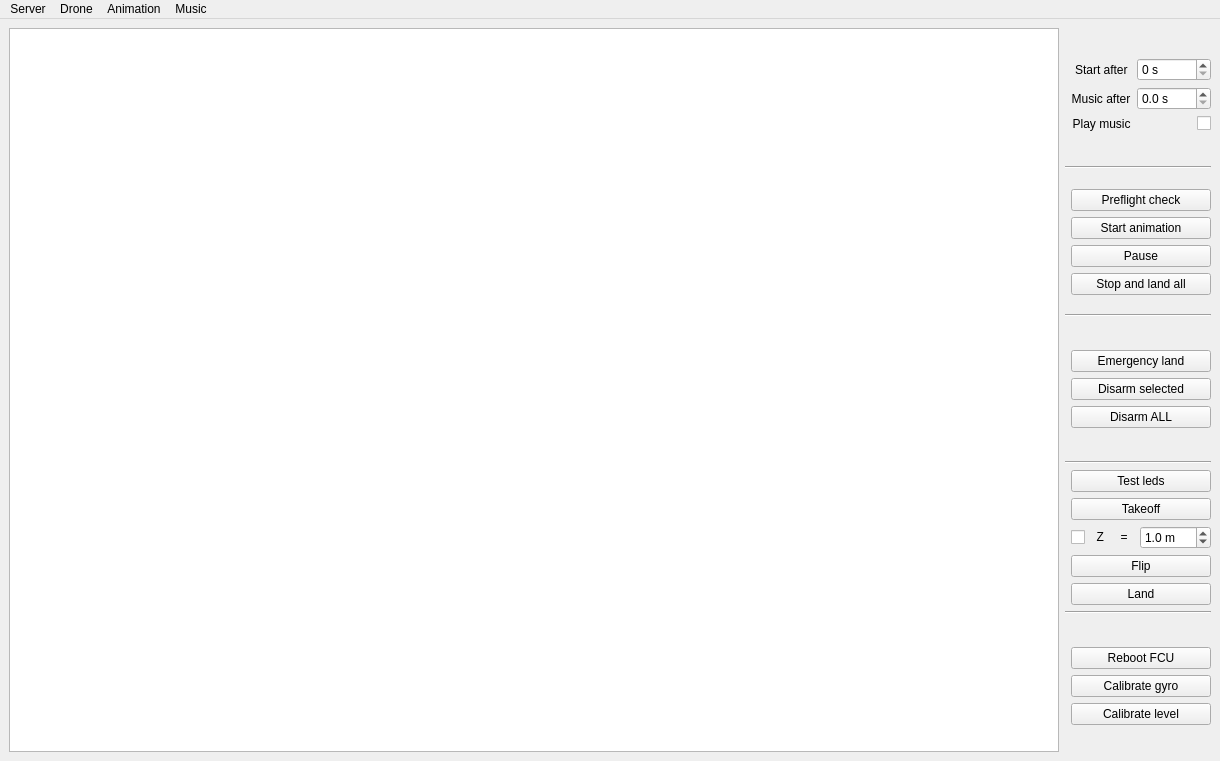
Above: Server/server_gui.ui from CopterExpress/clever-show before the change. Below: the same form after it.
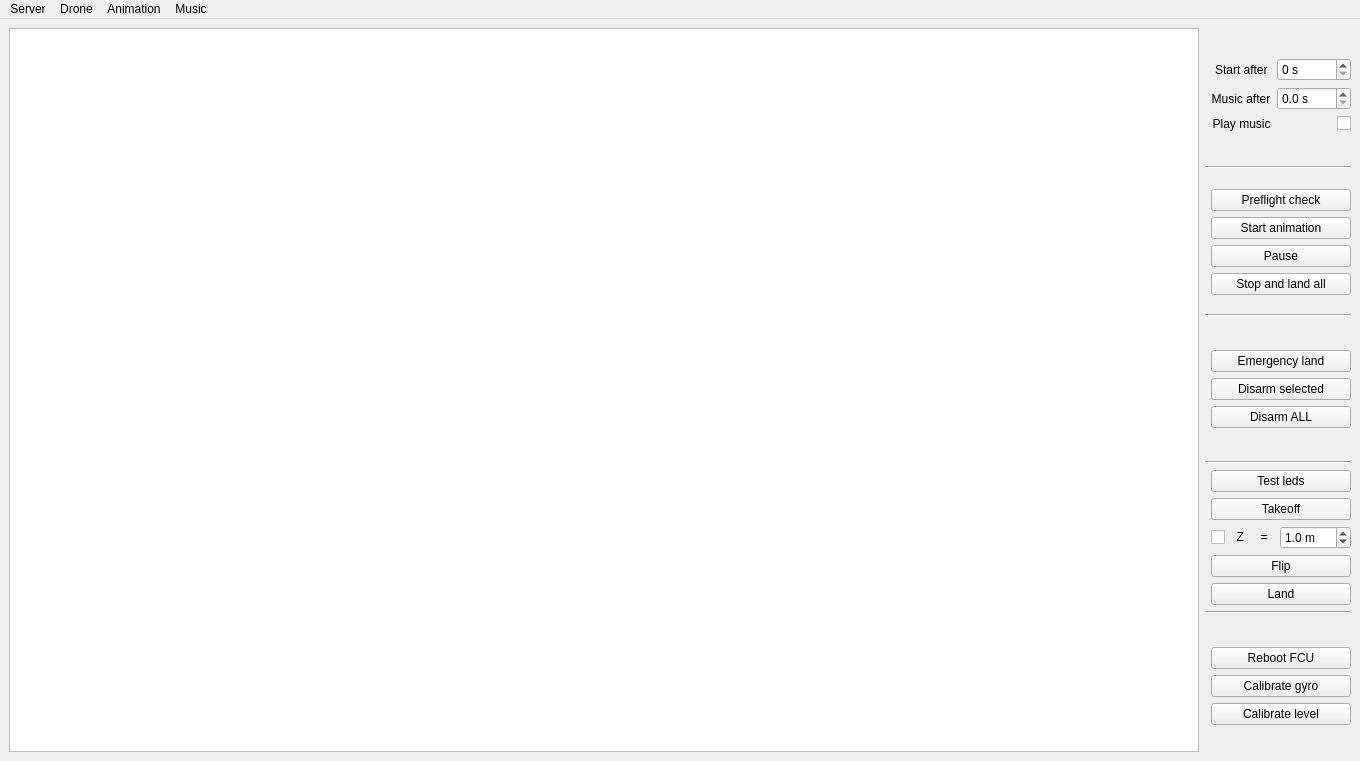
That is the form after the change.

The edit to the form file:
```diff
--- a/Server/server_gui.ui
+++ b/Server/server_gui.ui
@@ -6,7 +6,7 @@
    <rect>
     <x>0</x>
     <y>0</y>
-    <width>1220</width>
+    <width>1360</width>
     <height>761</height>
    </rect>
   </property>
@@ -50,7 +50,7 @@
          <bool>false</bool>
         </attribute>
         <attribute name="horizontalHeaderDefaultSectionSize">
-         <number>125</number>
+         <number>50</number>
         </attribute>
         <attribute name="horizontalHeaderMinimumSectionSize">
          <number>50</number>
@@ -58,6 +58,9 @@
         <attribute name="horizontalHeaderStretchLastSection">
          <bool>true</bool>
         </attribute>
+        <attribute name="verticalHeaderVisible">
+         <bool>false</bool>
+        </attribute>
        </widget>
       </item>
       <item>
@@ -375,7 +378,7 @@
     <rect>
      <x>0</x>
      <y>0</y>
-     <width>1220</width>
+     <width>1360</width>
      <height>25</height>
     </rect>
    </property>
```
